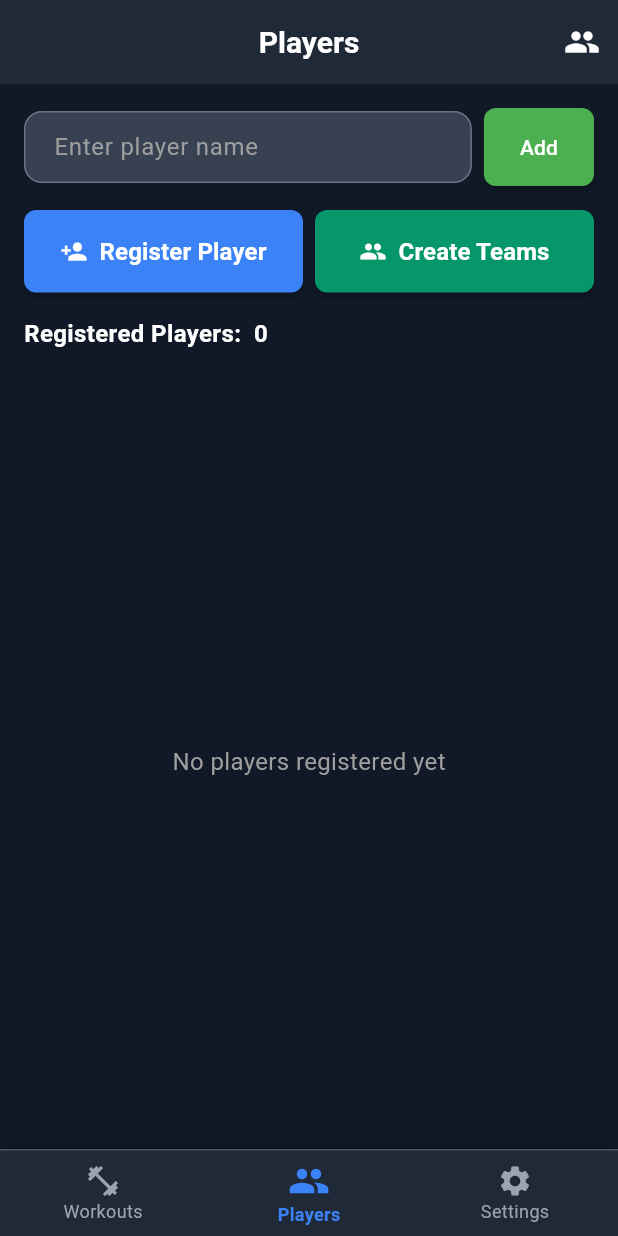
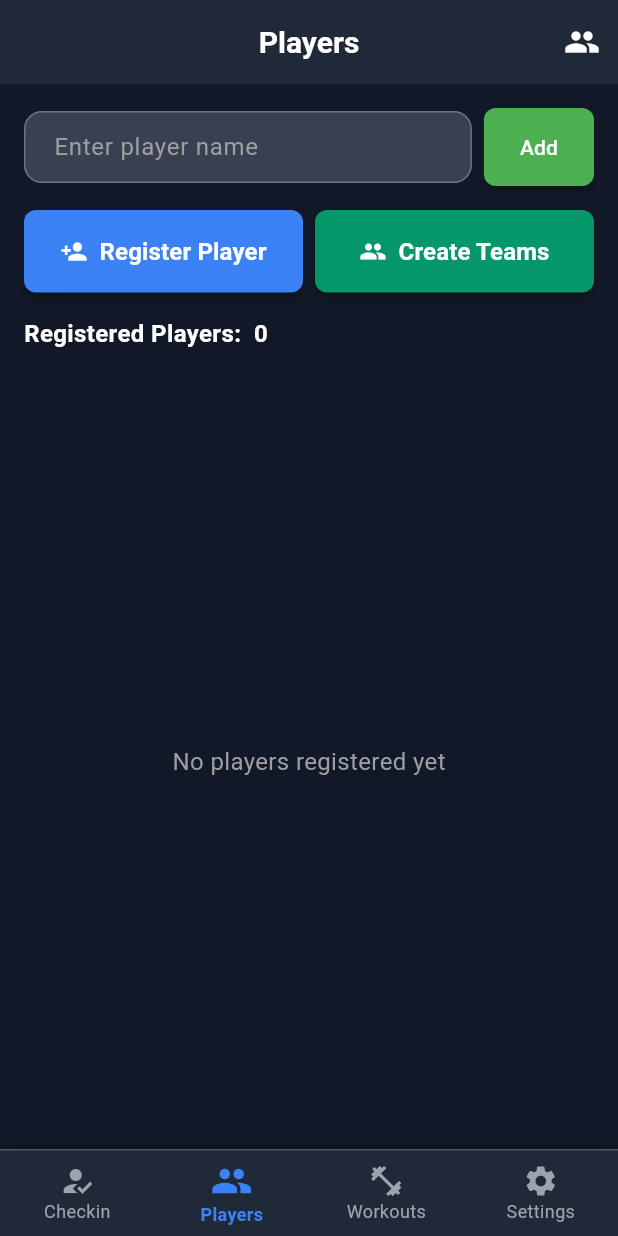
Before and after one commit to ben-danzig/flutter_bball_app, a Flutter app: the screen it shows after launch, item 2 of the bottom bar chosen, after a tap on "Add", on a phone screen of 412 x 824 dp. Run offline on Flutter 3.47's test engine with Material 3 defaults, Android fonts, the phone set to English and light mode, and no system bars; our stand-ins replace audioplayers, cloud_firestore, firebase_core, fl_chart, flutter_tts, numberpicker; accounts and stored records are empty.

Commit message:
Player checkin screen

```diff
--- a/lib/screens/home_screen.dart
+++ b/lib/screens/home_screen.dart
@@ -2,6 +2,7 @@ import 'package:flutter/material.dart';
 import 'package:flutter_bball_app/screens/library/workout_library_screen.dart';
 import 'package:flutter_bball_app/screens/settings/settings_screen.dart';
 import 'package:flutter_bball_app/screens/players/players_screen.dart';
+import 'package:flutter_bball_app/screens/players/player_checkin_screen.dart';
 
 class HomeScreen extends StatefulWidget {
   const HomeScreen({super.key});
@@ -14,8 +15,9 @@ class _HomeScreenState extends State<HomeScreen> {
   int _selectedIndex = 0;
 
   static List<Widget> _screens = <Widget>[
+    PlayerCheckinScreen(),
+    PlayersScreen(),
     WorkoutLibraryScreen(),
-    PlayersScreen(),
     SettingsScreen(),
   ];
 
@@ -66,14 +68,19 @@ class _HomeScreenState extends State<HomeScreen> {
             onTap: _onItemTapped,
             items: const <BottomNavigationBarItem>[
               BottomNavigationBarItem(
-                icon: Icon(Icons.fitness_center, size: 24),
-                activeIcon: Icon(Icons.fitness_center, size: 28),
-                label: 'Workouts',
+                icon: Icon(Icons.how_to_reg, size: 24),
+                activeIcon: Icon(Icons.how_to_reg, size: 28),
+                label: 'Checkin',
               ),
               BottomNavigationBarItem(
                 icon: Icon(Icons.people, size: 24),
                 activeIcon: Icon(Icons.people, size: 28),
                 label: 'Players',
+              ),
+              BottomNavigationBarItem(
+                icon: Icon(Icons.fitness_center, size: 24),
+                activeIcon: Icon(Icons.fitness_center, size: 28),
+                label: 'Workouts',
               ),
               BottomNavigationBarItem(
                 icon: Icon(Icons.settings, size: 24),
--- /dev/null
+++ b/lib/screens/players/player_checkin_screen.dart
@@ -0,0 +1,188 @@
+import 'package:flutter/material.dart';
+import '../../models/player.dart';
+import '../../services/player_service.dart';
+import 'player_questionnaire_screen.dart';
+
+class PlayerCheckinScreen extends StatefulWidget {
+  const PlayerCheckinScreen({Key? key}) : super(key: key);
+
+  @override
+  State<PlayerCheckinScreen> createState() => _PlayerCheckinScreenState();
+}
+
+class _PlayerCheckinScreenState extends State<PlayerCheckinScreen> {
+  final _playerService = PlayerService.instance;
+  final TextEditingController _nameController = TextEditingController();
+  List<Player> _players = [];
+  Player? _selectedPlayer;
+  bool _isLoading = false;
+
+  @override
+  void initState() {
+    super.initState();
+    _loadPlayers();
+  }
+
+  @override
+  void dispose() {
+    _nameController.dispose();
+    super.dispose();
+  }
+
+  Future<void> _loadPlayers() async {
+    setState(() => _isLoading = true);
+    final players = await _playerService.getPlayers();
+    setState(() {
+      _players = players;
+      _isLoading = false;
+    });
+  }
+
+  Future<void> _addPlayer() async {
+    final name = _nameController.text.trim();
+    if (name.isEmpty) return;
+    final error = await _playerService.addPlayer(name);
+    if (error != null) {
+      if (mounted) {
+        ScaffoldMessenger.of(context).showSnackBar(
+          SnackBar(content: Text(error), backgroundColor: Colors.red),
+        );
+      }
+    } else {
+      _nameController.clear();
+      await _loadPlayers();
+      // Auto-select the new player
+      final newPlayer = _players.firstWhere((p) => p.name == name, orElse: () => _players.last);
+      setState(() {
+        _selectedPlayer = newPlayer;
+      });
+      _goToQuestionnaire(newPlayer);
+    }
+  }
+
+  void _goToQuestionnaire(Player player) async {
+    await Navigator.push(
+      context,
+      MaterialPageRoute(
+        builder: (context) => PlayerQuestionnaireScreen(player: player),
+      ),
+    );
+    // Reload players and reset selection after questionnaire
+    await _loadPlayers();
+    setState(() {
+      _selectedPlayer = null;
+    });
+  }
+
+  void _onSelectPlayer() {
+    if (_selectedPlayer != null && !_selectedPlayer!.hasCompletedQuestionnaire) {
+      _goToQuestionnaire(_selectedPlayer!);
+    }
+  }
+
+  @override
+  Widget build(BuildContext context) {
+    return Scaffold(
+      appBar: AppBar(
+        title: const Text('Player Checkin'),
+        backgroundColor: const Color(0xFF1F2937),
+      ),
+      body: _isLoading
+          ? const Center(child: CircularProgressIndicator())
+          : Padding(
+              padding: const EdgeInsets.all(16.0),
+              child: Column(
+                crossAxisAlignment: CrossAxisAlignment.start,
+                children: [
+                  const Text(
+                    'Add New Player',
+                    style: TextStyle(fontSize: 16, fontWeight: FontWeight.bold, color: Colors.white),
+                  ),
+                  Row(
+                    children: [
+                      Expanded(
+                        child: TextField(
+                          controller: _nameController,
+                          decoration: const InputDecoration(
+                            hintText: 'Enter player name',
+                          ),
+                          onSubmitted: (_) => _addPlayer(),
+                        ),
+                      ),
+                      const SizedBox(width: 8),
+                      ElevatedButton(
+                        onPressed: _addPlayer,
+                        style: ElevatedButton.styleFrom(
+                          backgroundColor: Colors.green,
+                          padding: const EdgeInsets.symmetric(horizontal: 24, vertical: 16),
+                        ),
+                        child: const Text('Add'),
+                      ),
+                    ],
+                  ),
+                  const SizedBox(height: 32),
+                  const Text(
+                    'Select Existing Player',
+                    style: TextStyle(fontSize: 16, fontWeight: FontWeight.bold, color: Colors.white),
+                  ),
+                  DropdownButtonFormField<String>(
+                    value: _selectedPlayer?.id,
+                    decoration: const InputDecoration(
+                      hintText: 'Select a player',
+                    ),
+                    items: _players.map((player) {
+                      final completed = player.hasCompletedQuestionnaire;
+                      return DropdownMenuItem<String>(
+                        value: player.id,
+                        enabled: !completed,
+                        child: Row(
+                          children: [
+                            Text(player.name),
+                            if (completed)
+                              const Padding(
+                                padding: EdgeInsets.only(left: 8.0),
+                                child: Icon(Icons.check_circle, color: Colors.green, size: 18),
+                              ),
+                          ],
+                        ),
+                      );
+                    }).toList(),
+                    onChanged: (id) {
+                      final player = _players.firstWhere((p) => p.id == id);
+                      setState(() {
+                        _selectedPlayer = player;
+                      });
+                    },
+                  ),
+                  const SizedBox(height: 16),
+                  SizedBox(
+                    width: double.infinity,
+                    child: ElevatedButton(
+                      onPressed: _selectedPlayer != null && !_selectedPlayer!.hasCompletedQuestionnaire
+                          ? _onSelectPlayer
+                          : null,
+                      style: ElevatedButton.styleFrom(
+                        backgroundColor: const Color(0xFF3B82F6),
+                        padding: const EdgeInsets.symmetric(vertical: 16),
+                      ),
+                      child: const Text(
+                        'Select',
+                        style: TextStyle(
+                          color: Colors.white,
+                          fontSize: 16,
+                          fontWeight: FontWeight.bold,
+                        ),
+                      ),
+                    ),
+                  ),
+                  const SizedBox(height: 32),
+                  const Text(
+                    'Players who have already checked in are disabled in the list.',
+                    style: TextStyle(fontSize: 12, color: Colors.grey),
+                  ),
+                ],
+              ),
+            ),
+    );
+  }
+}
```
